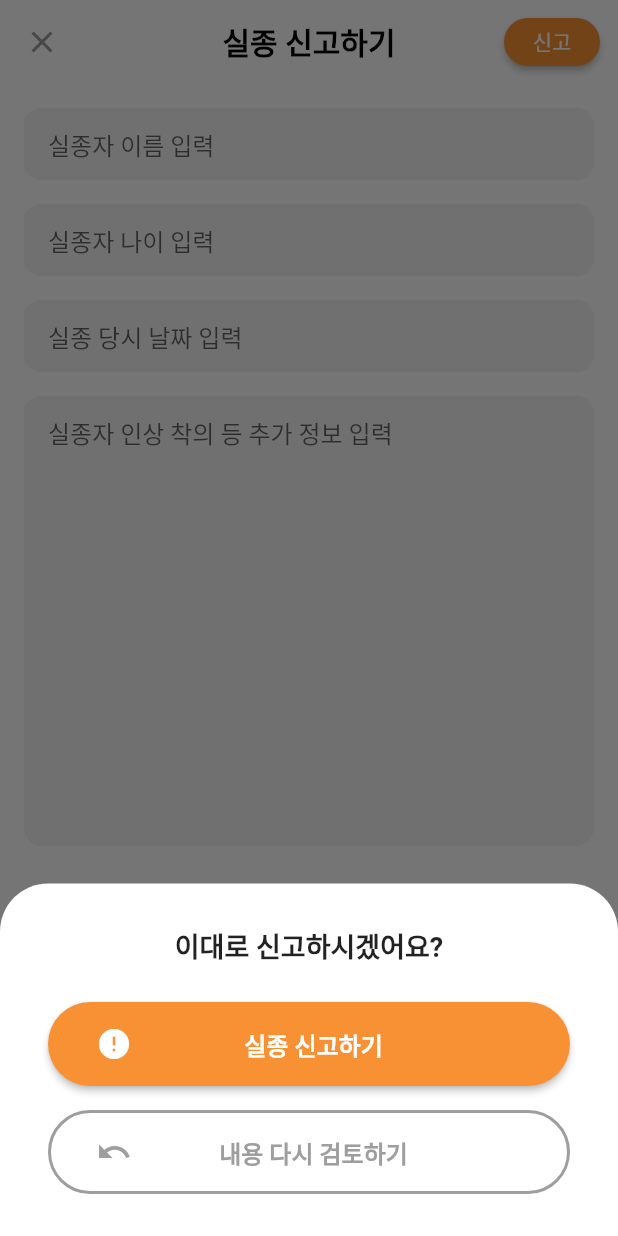
After one commit to oss-talkative/missing-mobile, a Flutter app: the SubmitScreen screen opened directly, after a tap on "신고", on a phone screen of 412 x 824 dp. The commit adds this screen. Run offline on Flutter 3.47's test engine with Material 2 defaults, Android fonts, the phone set to English and light mode, and no system bars; our stand-ins replace dio; network calls fail.

Commit message:
feat: 실종 신고 화면 UI 구현

```diff
--- /dev/null
+++ b/lib/screens/submit_screen.dart
@@ -0,0 +1,353 @@
+import 'package:flutter/material.dart';
+import 'package:talkative_missing/constants.dart';
+
+class SubmitScreen extends StatelessWidget {
+  const SubmitScreen({Key? key}) : super(key: key);
+
+  @override
+  Widget build(BuildContext context) {
+    Size size = MediaQuery.of(context).size;
+
+    return Scaffold(
+        backgroundColor: Colors.white,
+        appBar: AppBar(
+          elevation: 0,
+          backgroundColor: Colors.white,
+          centerTitle: true,
+          title: Text(
+            "실종 신고하기",
+            style: TextStyle(fontSize: 20, fontWeight: FontWeight.bold),
+          ),
+          leading: IconButton(
+              onPressed: () {
+                showModalBottomSheet(
+                    context: context,
+                    builder: ((context) => Container(
+                          height: 215,
+                          decoration: const BoxDecoration(
+                              color: Colors.white,
+                              borderRadius: BorderRadius.only(
+                                topLeft: Radius.circular(32),
+                                topRight: Radius.circular(32),
+                              )),
+                          child: Center(
+                            child: Column(
+                              mainAxisAlignment: MainAxisAlignment.center,
+                              mainAxisSize: MainAxisSize.min,
+                              children: [
+                                SizedBox(
+                                  width: size.width - 64,
+                                  child: ElevatedButton(
+                                      onPressed: () {
+                                        Navigator.pop(context);
+                                        Navigator.pop(context);
+                                      },
+                                      child: Padding(
+                                        padding: const EdgeInsets.all(16),
+                                        child: Row(
+                                          mainAxisAlignment:
+                                              MainAxisAlignment.spaceBetween,
+                                          children: [
+                                            Icon(
+                                              Icons.delete_forever,
+                                              color: Colors.white,
+                                            ),
+                                            Text(
+                                              "그만 작성하고 나가기",
+                                              style: TextStyle(
+                                                  fontSize: 16,
+                                                  fontWeight: FontWeight.bold,
+                                                  color: Colors.white),
+                                            ),
+                                            SizedBox(
+                                              width: 18,
+                                            )
+                                          ],
+                                        ),
+                                      ),
+                                      style: ButtonStyle(
+                                          shape: MaterialStateProperty.all(
+                                        RoundedRectangleBorder(
+                                          borderRadius:
+                                              BorderRadius.circular(64),
+                                        ),
+                                      ))),
+                                ),
+                                SizedBox(
+                                  height: 16,
+                                ),
+                                SizedBox(
+                                  width: size.width - 64,
+                                  child: OutlinedButton(
+                                      onPressed: () {
+                                        Navigator.pop(context);
+                                      },
+                                      child: Padding(
+                                        padding: const EdgeInsets.all(16),
+                                        child: Row(
+                                          mainAxisAlignment:
+                                              MainAxisAlignment.spaceBetween,
+                                          children: [
+                                            Icon(
+                                              Icons.queue_play_next,
+                                              color: Colors.grey,
+                                            ),
+                                            Text(
+                                              "계속 작성하기",
+                                              style: TextStyle(
+                                                  fontSize: 16,
+                                                  fontWeight: FontWeight.bold,
+                                                  color: Colors.grey),
+                                            ),
+                                            SizedBox(
+                                              width: 18,
+                                            )
+                                          ],
+                                        ),
+                                      ),
+                                      style: ButtonStyle(
+                                          side: MaterialStateProperty.all(
+                                              BorderSide(
+                                                  color: Colors.grey,
+                                                  width: 2)),
+                                          shape: MaterialStateProperty.all(
+                                            RoundedRectangleBorder(
+                                                borderRadius:
+                                                    BorderRadius.circular(72),
+                                                side: BorderSide(
+                                                    color: Colors.grey,
+                                                    width: 2)),
+                                          ))),
+                                )
+                              ],
+                            ),
+                          ),
+                        )));
+              },
+              icon: Icon(Icons.close, color: Colors.grey)),
+          actions: [
+            Padding(
+              padding: const EdgeInsets.all(12),
+              child: ElevatedButton(
+                  onPressed: () {
+                    showModalBottomSheet(
+                        context: context,
+                        builder: ((context) => Container(
+                              height: 235,
+                              decoration: const BoxDecoration(
+                                  color: Colors.white,
+                                  borderRadius: BorderRadius.only(
+                                    topLeft: Radius.circular(32),
+                                    topRight: Radius.circular(32),
+                                  )),
+                              child: Center(
+                                child: Column(
+                                  mainAxisAlignment: MainAxisAlignment.center,
+                                  mainAxisSize: MainAxisSize.min,
+                                  children: [
+                                    Text(
+                                      "이대로 신고하시겠어요?",
+                                      style: TextStyle(
+                                          fontSize: 18,
+                                          fontWeight: FontWeight.bold),
+                                    ),
+                                    SizedBox(
+                                      height: 24,
+                                    ),
+                                    SizedBox(
+                                      width: size.width - 64,
+                                      child: ElevatedButton(
+                                          onPressed: () {},
+                                          child: Padding(
+                                            padding: const EdgeInsets.all(16),
+                                            child: Row(
+                                              mainAxisAlignment:
+                                                  MainAxisAlignment
+                                                      .spaceBetween,
+                                              children: [
+                                                Icon(
+                                                  Icons.error,
+                                                  color: Colors.white,
+                                                ),
+                                                Text(
+                                                  "실종 신고하기",
+                                                  style: TextStyle(
+                                                      fontSize: 16,
+                                                      fontWeight:
+                                                          FontWeight.bold,
+                                                      color: Colors.white),
+                                                ),
+                                                SizedBox(
+                                                  width: 18,
+                                                )
+                                              ],
+                                            ),
+                                          ),
+                                          style: ButtonStyle(
+                                              shape: MaterialStateProperty.all(
+                                            RoundedRectangleBorder(
+                                              borderRadius:
+                                                  BorderRadius.circular(64),
+                                            ),
+                                          ))),
+                                    ),
+                                    SizedBox(
+                                      height: 16,
+                                    ),
+                                    SizedBox(
+                                      width: size.width - 64,
+                                      child: OutlinedButton(
+                                          onPressed: () {
+                                            Navigator.pop(context);
+                                          },
+                                          child: Padding(
+                                            padding: const EdgeInsets.all(16),
+                                            child: Row(
+                                              mainAxisAlignment:
+                                                  MainAxisAlignment
+                                                      .spaceBetween,
+                                              children: [
+                                                Icon(
+                                                  Icons.undo,
+                                                  color: Colors.grey,
+                                                ),
+                                                Text(
+                                                  "내용 다시 검토하기",
+                                                  style: TextStyle(
+                                                      fontSize: 16,
+                                                      fontWeight:
+                                                          FontWeight.bold,
+                                                      color: Colors.grey),
+                                                ),
+                                                SizedBox(
+                                                  width: 18,
+                                                )
+                                              ],
+                                            ),
+                                          ),
+                                          style: ButtonStyle(
+                                              side: MaterialStateProperty.all(
+                                                  BorderSide(
+                                                      color: Colors.grey,
+                                                      width: 2)),
+                                              shape: MaterialStateProperty.all(
+                                                RoundedRectangleBorder(
+                                                    borderRadius:
+                                                        BorderRadius.circular(
+                                                            72),
+                                                    side: BorderSide(
+                                                        color: Colors.grey,
+                                                        width: 2)),
+                                              ))),
+                                    )
+                                  ],
+                                ),
+                              ),
+                            )));
+                  },
+                  child: Text(
+                    "신고",
+                    style: TextStyle(color: Colors.white),
+                  ),
+                  style: ButtonStyle(
+                      shape: MaterialStateProperty.all(
+                    RoundedRectangleBorder(
+                      borderRadius: BorderRadius.circular(32),
+                    ),
+                  ))),
+            )
+          ],
+        ),
+        body: Padding(
+          padding: const EdgeInsets.all(16),
+          child: Column(
+            children: [
+              Container(
+                decoration: BoxDecoration(
+                    color: kLightGrey, borderRadius: BorderRadius.circular(12)),
+                child: TextField(
+                  cursorColor: kThemeColor,
+                  keyboardType: TextInputType.text,
+                  decoration: InputDecoration(
+                    fillColor: kLightGrey,
+                    focusedBorder: OutlineInputBorder(
+                        borderSide: BorderSide(color: kLightGrey, width: 1),
+                        borderRadius: BorderRadius.circular(12)),
+                    enabledBorder: OutlineInputBorder(
+                        borderSide: BorderSide(color: kLightGrey, width: 1),
+                        borderRadius: BorderRadius.circular(12)),
+                    contentPadding: const EdgeInsets.symmetric(horizontal: 16),
+                    hintText: '실종자 이름 입력',
+                  ),
+                  maxLines: 1,
+                ),
+              ),
+              SizedBox(height: 16),
+              Container(
+                decoration: BoxDecoration(
+                    color: kLightGrey, borderRadius: BorderRadius.circular(12)),
+                child: TextField(
+                  cursorColor: kThemeColor,
+                  keyboardType: TextInputType.text,
+                  decoration: InputDecoration(
+                    fillColor: kLightGrey,
+                    focusedBorder: OutlineInputBorder(
+                        borderSide: BorderSide(color: kLightGrey, width: 1),
+                        borderRadius: BorderRadius.circular(12)),
+                    enabledBorder: OutlineInputBorder(
+                        borderSide: BorderSide(color: kLightGrey, width: 1),
+                        borderRadius: BorderRadius.circular(12)),
+                    contentPadding: const EdgeInsets.symmetric(horizontal: 16),
+                    hintText: '실종자 나이 입력',
+                  ),
+                  maxLines: 1,
+                ),
+              ),
+              SizedBox(height: 16),
+              Container(
+                decoration: BoxDecoration(
+                    color: kLightGrey, borderRadius: BorderRadius.circular(12)),
+                child: TextField(
+                  cursorColor: kThemeColor,
+                  keyboardType: TextInputType.text,
+                  decoration: InputDecoration(
+                    fillColor: kLightGrey,
+                    focusedBorder: OutlineInputBorder(
+                        borderSide: BorderSide(color: kLightGrey, width: 1),
+                        borderRadius: BorderRadius.circular(12)),
+                    enabledBorder: OutlineInputBorder(
+                        borderSide: BorderSide(color: kLightGrey, width: 1),
+                        borderRadius: BorderRadius.circular(12)),
+                    contentPadding: const EdgeInsets.symmetric(horizontal: 16),
+                    hintText: '실종 당시 날짜 입력',
+                  ),
+                  maxLines: 1,
+                ),
+              ),
+              SizedBox(height: 16),
+              Container(
+                height: 300,
+                decoration: BoxDecoration(
+                    color: kLightGrey, borderRadius: BorderRadius.circular(12)),
+                child: TextField(
+                  cursorColor: kThemeColor,
+                  keyboardType: TextInputType.multiline,
+                  decoration: InputDecoration(
+                    fillColor: kLightGrey,
+                    focusedBorder: OutlineInputBorder(
+                        borderSide: BorderSide(color: kLightGrey, width: 1),
+                        borderRadius: BorderRadius.circular(12)),
+                    enabledBorder: OutlineInputBorder(
+                        borderSide: BorderSide(color: kLightGrey, width: 1),
+                        borderRadius: BorderRadius.circular(12)),
+                    contentPadding: const EdgeInsets.symmetric(horizontal: 16),
+                    hintText: '실종자 인상 착의 등 추가 정보 입력',
+                  ),
+                  maxLines: null,
+                ),
+              ),
+            ],
+          ),
+        ));
+  }
+}
```
Also changed, not shown: lib/screens/list_screen.dart (+6 -1 lines).
